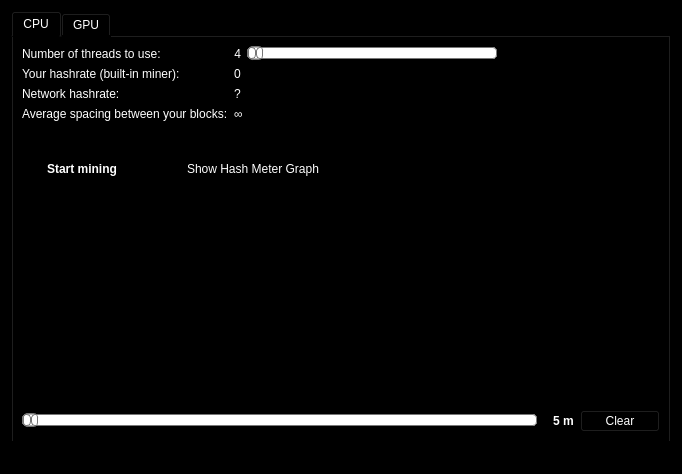
duality-solutions/Dynamic, file src/qt/forms/miningpage.ui: the form before one commit.
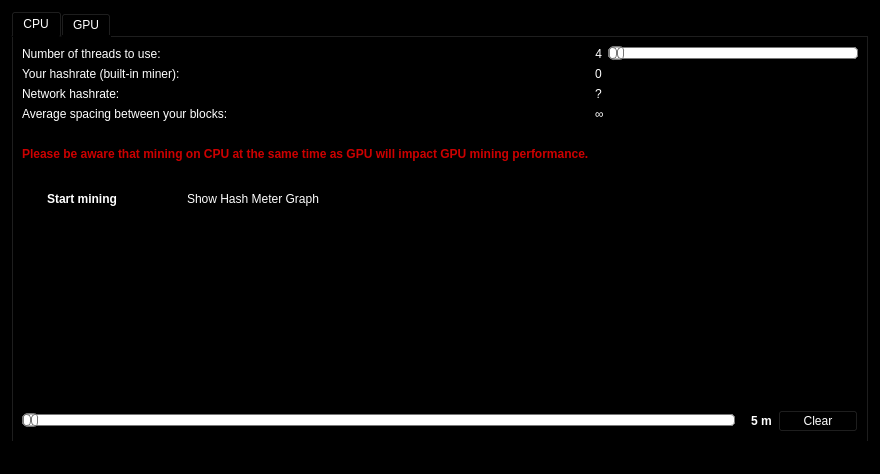
The form after the commit. Custom widgets are drawn as their Qt base class.

```diff
--- a/src/qt/forms/miningpage.ui
+++ b/src/qt/forms/miningpage.ui
@@ -6,7 +6,7 @@
    <rect>
     <x>0</x>
     <y>0</y>
-    <width>682</width>
+    <width>860</width>
     <height>474</height>
    </rect>
   </property>
@@ -145,6 +145,28 @@
                </item>
               </layout>
              </item>
+             <item row="5" column="0">
+              <widget class="QLabel" name="label_3">
+               <property name="styleSheet">
+                <string notr="true">background-color: rgb(0, 0, 0);
+color: rgb(255, 255, 255);</string>
+               </property>
+               <property name="text">
+                <string>&lt;html&gt;&lt;head/&gt;&lt;body&gt;&lt;p&gt;&lt;span style=&quot; font-size:9pt; font-weight:600; color:#cc0000;&quot;&gt;Please be aware that mining on CPU at the same time as GPU will impact GPU mining performance.&lt;/span&gt;&lt;/p&gt;&lt;/body&gt;&lt;/html&gt;</string>
+               </property>
+              </widget>
+             </item>
+             <item row="4" column="0">
+              <widget class="QLabel" name="label_3">
+               <property name="styleSheet">
+                <string notr="true">background-color: rgb(0, 0, 0);
+color: rgb(255, 255, 255);</string>
+               </property>
+               <property name="text">
+                <string></string>
+               </property>
+              </widget>
+             </item>
              <item row="3" column="0">
               <widget class="QLabel" name="label_3">
                <property name="styleSheet">
```
Left out of the diff: 438 changed lines with no effect on the pictures.
